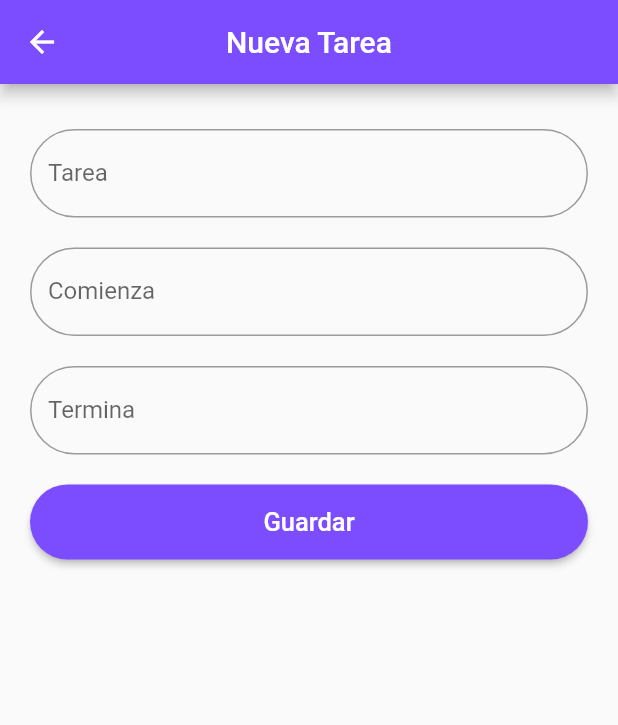
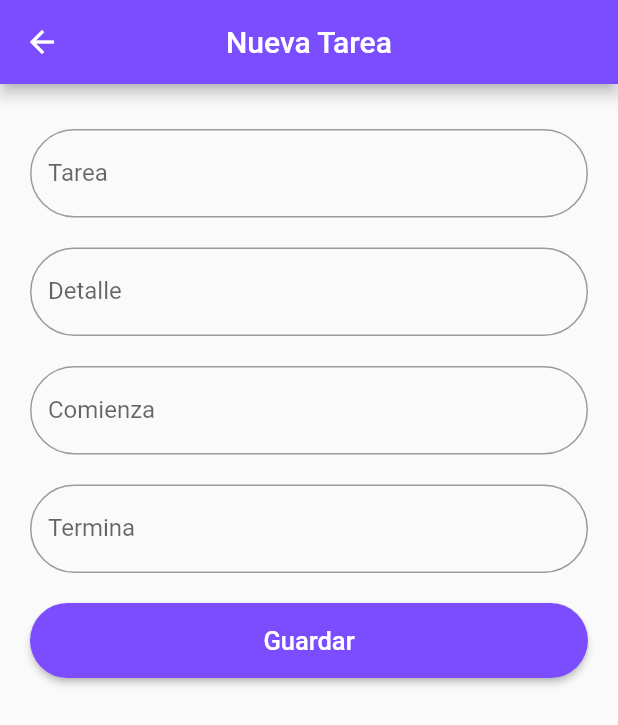
Before and after one commit to laubrener/to_do_app, a Flutter app: the screen it shows after launch, after a tap on the "add" icon, on a phone screen of 412 x 824 dp. Shown: the top 725 px of the screen. Run offline on Flutter 3.47's test engine with Material 2 defaults, Android fonts, the phone set to English and light mode, and no system bars; our stand-ins replace connectivity_plus, hive, hive_flutter, open_file, rxdart; missing offline and left inert: excel, flutter_barcode_scanner; accounts and stored records are empty; network calls fail.

Commit message:
para agregar detalle

```diff
--- a/lib/pages/form_page.dart
+++ b/lib/pages/form_page.dart
@@ -34,6 +34,7 @@ class _FormState extends State<_Form> {
   final titleCtrl = TextEditingController();
   final startCtrl = TextEditingController();
   final endCtrl = TextEditingController();
+  final detailCtrl = TextEditingController();
 
   @override
   Widget build(BuildContext context) {
@@ -51,6 +52,19 @@ class _FormState extends State<_Form> {
                   OutlineInputBorder(borderRadius: BorderRadius.circular(30.0)),
               hintText: 'Escriba la Tarea',
               labelText: 'Tarea',
+            ),
+          ),
+        ),
+        Container(
+          padding: const EdgeInsets.symmetric(vertical: 10),
+          child: TextFormField(
+            controller: detailCtrl,
+            textCapitalization: TextCapitalization.sentences,
+            decoration: InputDecoration(
+              border:
+                  OutlineInputBorder(borderRadius: BorderRadius.circular(30.0)),
+              hintText: 'Detalle la Tarea',
+              labelText: 'Detalle',
             ),
           ),
         ),
@@ -85,13 +99,13 @@ class _FormState extends State<_Form> {
           onPressed: () {
             print('${startCtrl.text} - ${endCtrl.text}: ${titleCtrl.text}');
             if (connectionProvider.status == ConnectionStatus.onLine) {
-              context
-                  .read<ToDoListProvider>()
-                  .addToDo(titleCtrl.text, startCtrl.text, endCtrl.text);
+              context.read<ToDoListProvider>().addToDo(titleCtrl.text,
+                  detailCtrl.text, startCtrl.text, endCtrl.text);
               Navigator.pop(context);
             } else {
               connectionProvider.storeTaskLocally({
                 'nombre': titleCtrl.text,
+                'detalle': detailCtrl.text,
                 'comienza': startCtrl.text,
                 'termina': endCtrl.text
               });
--- a/lib/providers/data_sync_provider.dart
+++ b/lib/providers/data_sync_provider.dart
@@ -45,8 +45,8 @@ class ConnectionStatusProvider extends ChangeNotifier {
 
     if (tasks != [] || tasks.isEmpty) {
       for (int i = 0; i < tasks.length; i++) {
-        await provider.addToDo(
-            tasks[i]['nombre'], tasks[i]['comienza'], tasks[i]['termina']);
+        await provider.addToDo(tasks[i]['nombre'], tasks[i]['detalle'],
+            tasks[i]['comienza'], tasks[i]['termina']);
         box.delete(i);
       }
     }
--- a/lib/services/to_do_service.dart
+++ b/lib/services/to_do_service.dart
@@ -26,10 +26,12 @@ class ToDoService {
     return toDosModel.ok!;
   }
 
-  Future<ToDo> postToDo(String title, String start, String end) async {
+  Future<ToDo> postToDo(
+      String title, String? detail, String start, String end) async {
     Uri url = Uri.parse('${Environment.apiUrl}/tareas/new');
     final body = {
       'nombre': title,
+      'detalle': detail,
       'comienza': start,
       'termina': end,
     };
```
Also changed, not shown: lib/providers/to_do_list_provider.dart (+4 -3 lines).
